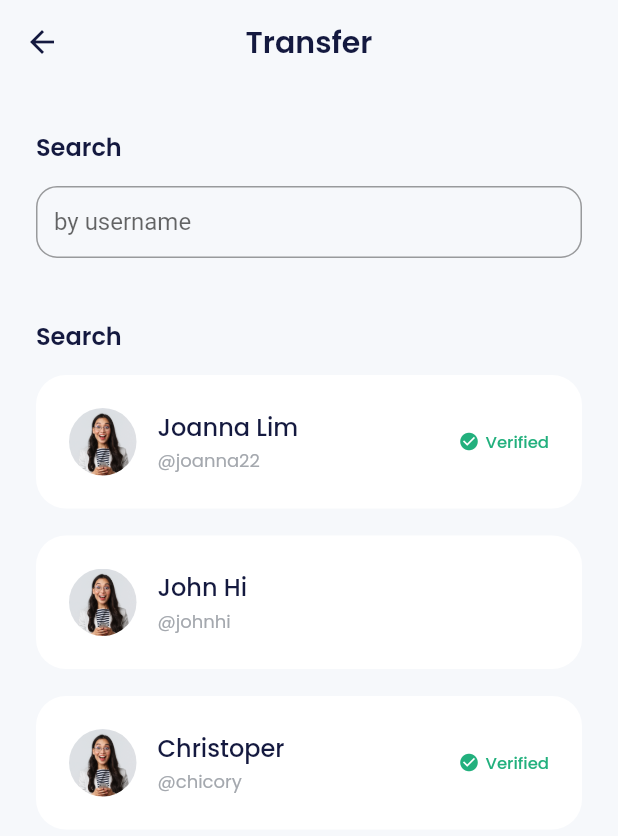
After one commit to BrondoL/e-wallet-app, a Flutter app: the TransferPage screen opened by its route, on a phone screen of 412 x 824 dp. The commit adds this screen. Shown: the top 836 px of the screen. Run offline on Flutter 3.47's test engine with Material 2 defaults, Android fonts, the phone set to English and light mode, and no system bars; our stand-ins replace carousel_slider, google_fonts.

Commit message:
feat(transfer-page): transfer search and result widget

```diff
--- a/lib/main.dart
+++ b/lib/main.dart
@@ -44,6 +44,7 @@ class MyApp extends StatelessWidget {
         '/topup': (context) => const TopUpPage(),
         '/topup-amount': (context) => const TopUpAmountPage(),
         '/topup-success': (context) => const TopupSuccessPage(),
+        '/transfer': (context) => const TransferPage(),
       },
     );
   }
--- a/lib/ui/pages/pages.dart
+++ b/lib/ui/pages/pages.dart
@@ -23,3 +23,4 @@ part 'splash_page.dart';
 part 'topup_amount_page.dart';
 part 'topup_page.dart';
 part 'topup_success.dart';
+part 'transfer_page.dart';
--- /dev/null
+++ b/lib/ui/pages/transfer_page.dart
@@ -0,0 +1,138 @@
+part of 'pages.dart';
+
+class TransferPage extends StatefulWidget {
+  const TransferPage({Key? key}) : super(key: key);
+
+  @override
+  State<TransferPage> createState() => _TransferPageState();
+}
+
+class _TransferPageState extends State<TransferPage> {
+  final usernameController = TextEditingController(text: '');
+
+  @override
+  void initState() {
+    super.initState();
+  }
+
+  @override
+  Widget build(BuildContext context) {
+    return Scaffold(
+      appBar: AppBar(
+        title: const Text(
+          'Transfer',
+        ),
+      ),
+      body: ListView(
+        padding: const EdgeInsets.symmetric(
+          horizontal: 24,
+        ),
+        children: [
+          const SizedBox(
+            height: 30,
+          ),
+          Text(
+            'Search',
+            style: blackTextStyle.copyWith(
+              fontSize: 16,
+              fontWeight: semiBold,
+            ),
+          ),
+          const SizedBox(
+            height: 14,
+          ),
+          CustomTextField(
+            title: 'by username',
+            isShowTitle: false,
+            controller: usernameController,
+            onFieldSubmitted: (value) {},
+          ),
+          buildRecentUsers(),
+          const SizedBox(
+            height: 274,
+          ),
+          CustomFilledButton(
+            title: 'Continue',
+            onPressed: () {},
+          ),
+          const SizedBox(
+            height: 50,
+          ),
+        ],
+      ),
+    );
+  }
+
+  Widget buildRecentUsers() {
+    return Container(
+      margin: const EdgeInsets.only(
+        top: 40,
+      ),
+      child: Column(
+        crossAxisAlignment: CrossAxisAlignment.start,
+        children: [
+          Text(
+            'Search',
+            style: blackTextStyle.copyWith(
+              fontSize: 16,
+              fontWeight: semiBold,
+            ),
+          ),
+          const SizedBox(
+            height: 14,
+          ),
+          const TransferRecentUserItem(
+            imageUrl: '',
+            name: 'Joanna Lim',
+            username: 'joanna22',
+            isVerified: true,
+          ),
+          const TransferRecentUserItem(
+            imageUrl: '',
+            name: 'John Hi',
+            username: 'johnhi',
+          ),
+          const TransferRecentUserItem(
+            imageUrl: '',
+            name: 'Christoper',
+            username: 'chicory',
+            isVerified: true,
+          )
+        ],
+      ),
+    );
+  }
+
+  Widget buildResult() {
+    return Container(
+      margin: const EdgeInsets.only(
+        top: 40,
+      ),
+      child: Column(
+        crossAxisAlignment: CrossAxisAlignment.start,
+        children: [
+          Text(
+            'Result',
+            style: blackTextStyle.copyWith(
+              fontSize: 16,
+              fontWeight: semiBold,
+            ),
+          ),
+          const SizedBox(
+            height: 14,
+          ),
+          Wrap(
+            children: const [
+              TransferResultUserItem(
+                imageUrl: '',
+                name: 'Joanna Lim',
+                username: 'joanna22',
+                isVerified: true,
+              ),
+            ],
+          )
+        ],
+      ),
+    );
+  }
+}
--- a/lib/ui/widgets/inputs.dart
+++ b/lib/ui/widgets/inputs.dart
@@ -4,12 +4,16 @@ class CustomTextField extends StatelessWidget {
   final String title;
   final bool obscureText;
   final TextEditingController? controller;
+  final bool isShowTitle;
+  final Function(String)? onFieldSubmitted;
 
   const CustomTextField({
     super.key,
     required this.title,
     this.obscureText = false,
     this.controller,
+    this.isShowTitle = true,
+    this.onFieldSubmitted,
   });
 
   @override
@@ -17,12 +21,14 @@ class CustomTextField extends StatelessWidget {
     return Column(
       crossAxisAlignment: CrossAxisAlignment.start,
       children: [
+        if (isShowTitle)
           Text(
             title,
             style: blackTextStyle.copyWith(
               fontWeight: medium,
             ),
           ),
+        if (isShowTitle)
           const SizedBox(
             height: 8,
           ),
@@ -30,10 +36,13 @@ class CustomTextField extends StatelessWidget {
           controller: controller,
           obscureText: obscureText,
           decoration: InputDecoration(
+            hintText: !isShowTitle ? title : null,
             border: OutlineInputBorder(
               borderRadius: BorderRadius.circular(14),
             ),
-              contentPadding: const EdgeInsets.all(12)),
+            contentPadding: const EdgeInsets.all(12),
+          ),
+          onFieldSubmitted: onFieldSubmitted,
         ),
       ],
     );
--- /dev/null
+++ b/lib/ui/widgets/transfer_recent_user_item.dart
@@ -0,0 +1,93 @@
+part of 'widgets.dart';
+
+class TransferRecentUserItem extends StatelessWidget {
+  final String imageUrl;
+  final String name;
+  final String username;
+  final bool isVerified;
+
+  const TransferRecentUserItem({
+    Key? key,
+    required this.imageUrl,
+    required this.name,
+    required this.username,
+    this.isVerified = false,
+  }) : super(key: key);
+
+  @override
+  Widget build(BuildContext context) {
+    return Container(
+      margin: const EdgeInsets.only(
+        bottom: 18,
+      ),
+      padding: const EdgeInsets.all(22),
+      decoration: BoxDecoration(
+        borderRadius: BorderRadius.circular(20),
+        color: whiteColor,
+      ),
+      child: Row(
+        children: [
+          Container(
+            width: 45,
+            height: 45,
+            margin: const EdgeInsets.only(
+              right: 14,
+            ),
+            decoration: BoxDecoration(
+              shape: BoxShape.circle,
+              image: DecorationImage(
+                image: imageUrl.isEmpty
+                    ? const AssetImage(
+                        'assets/img_profile.png',
+                      )
+                    : NetworkImage(imageUrl) as ImageProvider,
+              ),
+            ),
+          ),
+          Column(
+            crossAxisAlignment: CrossAxisAlignment.start,
+            children: [
+              Text(
+                name,
+                style: blackTextStyle.copyWith(
+                  fontSize: 16,
+                  fontWeight: medium,
+                ),
+              ),
+              const SizedBox(
+                height: 2,
+              ),
+              Text(
+                '@$username',
+                style: greyTextStyle.copyWith(
+                  fontSize: 12,
+                ),
+              ),
+            ],
+          ),
+          const Spacer(),
+          if (isVerified)
+            Row(
+              children: [
+                const Icon(
+                  Icons.check_circle,
+                  size: 14,
+                  color: greenColor,
+                ),
+                const SizedBox(
+                  width: 4,
+                ),
+                Text(
+                  'Verified',
+                  style: greenTextStyle.copyWith(
+                    fontSize: 11,
+                    fontWeight: medium,
+                  ),
+                ),
+              ],
+            ),
+        ],
+      ),
+    );
+  }
+}
--- a/lib/ui/widgets/widgets.dart
+++ b/lib/ui/widgets/widgets.dart
@@ -10,3 +10,5 @@ part 'home_tips.item.dart';
 part 'home_user_item.dart';
 part 'inputs.dart';
 part 'profile_item_menu.dart';
+part 'transfer_recent_user_item.dart';
+part 'transfer_result_item.dart';
```
Also changed, not shown: lib/ui/widgets/transfer_result_item.dart (added, +96 -0 lines). Lines whose indentation alone changed are shown as unchanged.
